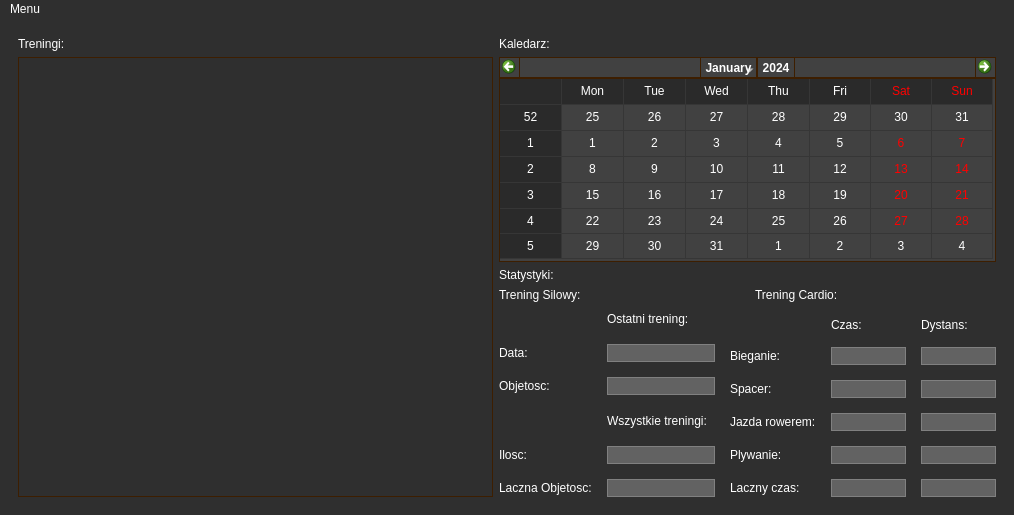
This is mainwindow.ui in Kukulim/DziennikQt as Qt 5 draws it before an edit. The edited form follows.
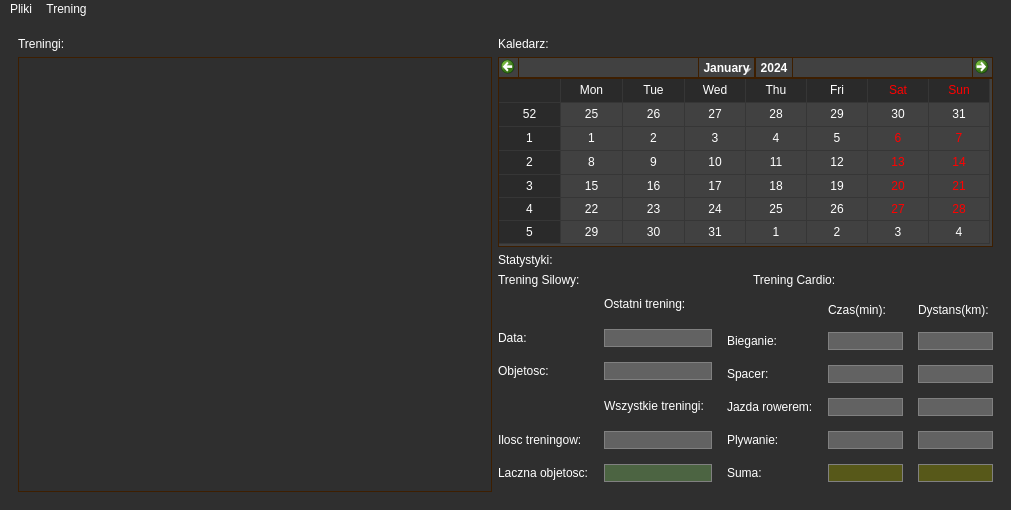
This is the edited form. The open tabs and pages were chosen to show the change.

Commit message: przed tlem

What changed in the file:
```diff
--- a/mainwindow.ui
+++ b/mainwindow.ui
@@ -6,10 +6,28 @@
    <rect>
     <x>0</x>
     <y>0</y>
-    <width>1014</width>
-    <height>515</height>
+    <width>1011</width>
+    <height>510</height>
    </rect>
   </property>
+  <property name="minimumSize">
+   <size>
+    <width>1011</width>
+    <height>510</height>
+   </size>
+  </property>
+  <property name="maximumSize">
+   <size>
+    <width>1011</width>
+    <height>510</height>
+   </size>
+  </property>
+  <property name="baseSize">
+   <size>
+    <width>1011</width>
+    <height>510</height>
+   </size>
+  </property>
   <property name="contextMenuPolicy">
    <enum>Qt::NoContextMenu</enum>
   </property>
@@ -113,6 +131,12 @@
         </item>
         <item row="1" column="0" rowspan="4">
          <widget class="QListWidget" name="listWidget">
+          <property name="minimumSize">
+           <size>
+            <width>400</width>
+            <height>0</height>
+           </size>
+          </property>
           <property name="styleSheet">
            <string notr="true">border: 1px solid  rgb(61, 30, 0);</string>
           </property>
@@ -126,6 +150,9 @@
           <property name="topMargin">
            <number>0</number>
           </property>
+          <property name="bottomMargin">
+           <number>10</number>
+          </property>
           <item>
            <layout class="QGridLayout" name="gridLayoutStatystyki">
             <property name="topMargin">
@@ -151,7 +178,7 @@
             <item row="6" column="0">
              <widget class="QLabel" name="label_26">
               <property name="text">
-               <string>Laczna Objetosc:</string>
+               <string>Laczna objetosc:</string>
               </property>
              </widget>
             </item>
@@ -159,7 +186,8 @@
              <widget class="QLineEdit" name="wszystkieTreningiSiloweIloscEdit">
               <property name="styleSheet">
                <string notr="true">background-color:rgb(98, 98, 98);
-border: 1px solid gray;</string>
+border: 1px solid gray;
+color:rgb(0, 255, 0)</string>
               </property>
              </widget>
             </item>
@@ -167,14 +195,15 @@
              <widget class="QLineEdit" name="ostatniTreningSilowyObjetoscEdit">
               <property name="styleSheet">
                <string notr="true">background-color:rgb(98, 98, 98);
-border: 1px solid gray;</string>
+border: 1px solid gray;
+color:rgb(0, 255, 0)</string>
               </property>
              </widget>
             </item>
             <item row="5" column="0">
              <widget class="QLabel" name="label_21">
               <property name="text">
-               <string>Ilosc:</string>
+               <string>Ilosc treningow:</string>
               </property>
              </widget>
             </item>
@@ -188,8 +217,9 @@
             <item row="6" column="1">
              <widget class="QLineEdit" name="wszystkieTreningiSiloweObjetoscEdit">
               <property name="styleSheet">
-               <string notr="true">background-color:rgb(98, 98, 98);
-border: 1px solid gray;</string>
+               <string notr="true">background-color:rgb(76, 100, 66);;
+border: 1px solid gray;
+color:rgb(0, 255, 0)</string>
               </property>
              </widget>
             </item>
@@ -204,7 +234,8 @@
              <widget class="QLineEdit" name="ostatniTreningSilowyDataEdit">
               <property name="styleSheet">
                <string notr="true">background-color:rgb(98, 98, 98);
-border: 1px solid gray;</string>
+border: 1px solid gray;
+color:rgb(0, 255, 0)</string>
               </property>
              </widget>
             </item>
@@ -225,7 +256,8 @@
               </property>
               <property name="styleSheet">
                <string notr="true">background-color:rgb(98, 98, 98);
-border: 1px solid gray;</string>
+border: 1px solid gray;
+color:yellow;</string>
               </property>
              </widget>
             </item>
@@ -246,7 +278,8 @@
               </property>
               <property name="styleSheet">
                <string notr="true">background-color:rgb(98, 98, 98);
-border: 1px solid gray;</string>
+border: 1px solid gray;
+color:yellow;</string>
               </property>
              </widget>
             </item>
@@ -282,7 +315,8 @@
               </property>
               <property name="styleSheet">
                <string notr="true">background-color:rgb(98, 98, 98);
-border: 1px solid gray;</string>
+border: 1px solid gray;
+color:yellow;</string>
               </property>
               <property name="text">
                <string/>
@@ -314,8 +348,9 @@
                </size>
               </property>
               <property name="styleSheet">
-               <string notr="true">background-color:rgb(98, 98, 98);
-border: 1px solid gray;</string>
+               <string notr="true">background-color:rgb(87, 88, 25);
+border: 1px solid gray;
+color:yellow;</string>
               </property>
              </widget>
             </item>
@@ -329,7 +364,8 @@
               </property>
               <property name="styleSheet">
                <string notr="true">background-color:rgb(98, 98, 98);
-border: 1px solid gray;</string>
+border: 1px solid gray;
+color:yellow;</string>
               </property>
              </widget>
             </item>
@@ -343,7 +379,7 @@
             <item row="5" column="0">
              <widget class="QLabel" name="label_25">
               <property name="text">
-               <string>Laczny czas:</string>
+               <string>Suma:</string>
               </property>
              </widget>
             </item>
@@ -357,21 +393,22 @@
               </property>
               <property name="styleSheet">
                <string notr="true">background-color:rgb(98, 98, 98);
-border: 1px solid gray;</string>
+border: 1px solid gray;
+color:yellow;</string>
               </property>
              </widget>
             </item>
             <item row="0" column="2">
              <widget class="QLabel" name="label_27">
               <property name="text">
-               <string>Dystans:</string>
+               <string>Dystans(km):</string>
               </property>
              </widget>
             </item>
             <item row="0" column="1">
              <widget class="QLabel" name="label_28">
               <property name="text">
-               <string>Czas:</string>
+               <string>Czas(min):</string>
               </property>
              </widget>
             </item>
@@ -385,7 +422,8 @@
               </property>
               <property name="styleSheet">
                <string notr="true">background-color:rgb(98, 98, 98);
-border: 1px solid gray;</string>
+border: 1px solid gray;
+color:yellow;</string>
               </property>
              </widget>
             </item>
@@ -399,7 +437,8 @@
               </property>
               <property name="styleSheet">
                <string notr="true">background-color:rgb(98, 98, 98);
-border: 1px solid gray;</string>
+border: 1px solid gray;
+color:yellow;</string>
               </property>
              </widget>
             </item>
@@ -413,7 +452,8 @@
               </property>
               <property name="styleSheet">
                <string notr="true">background-color:rgb(98, 98, 98);
-border: 1px solid gray;</string>
+border: 1px solid gray;
+color:yellow;</string>
               </property>
              </widget>
             </item>
@@ -426,8 +466,9 @@
                </size>
               </property>
               <property name="styleSheet">
-               <string notr="true">background-color:rgb(98, 98, 98);
-border: 1px solid gray;</string>
+               <string notr="true">background-color:rgb(87, 88, 25);
+border: 1px solid gray;
+color:yellow;</string>
               </property>
              </widget>
             </item>
@@ -3253,7 +3294,7 @@
     <rect>
      <x>0</x>
      <y>0</y>
-     <width>1014</width>
+     <width>1011</width>
      <height>20</height>
     </rect>
    </property>
@@ -3266,13 +3307,21 @@
      <string notr="true"/>
     </property>
     <property name="title">
-     <string>Menu</string>
+     <string>Trening</string>
     </property>
     <addaction name="actionDodaj"/>
     <addaction name="actionDodaj_trening_cardio"/>
     <addaction name="actionEdytuj"/>
     <addaction name="actionUsun"/>
    </widget>
+   <widget class="QMenu" name="menuPliki">
+    <property name="title">
+     <string>Pliki</string>
+    </property>
+    <addaction name="actionWczytaj"/>
+    <addaction name="actionZapisz"/>
+   </widget>
+   <addaction name="menuPliki"/>
    <addaction name="menu"/>
   </widget>
   <action name="actionDodaj">
```
Left out of the diff: 20 changed lines with no effect on the pictures. The commit also changes 2 other files.
